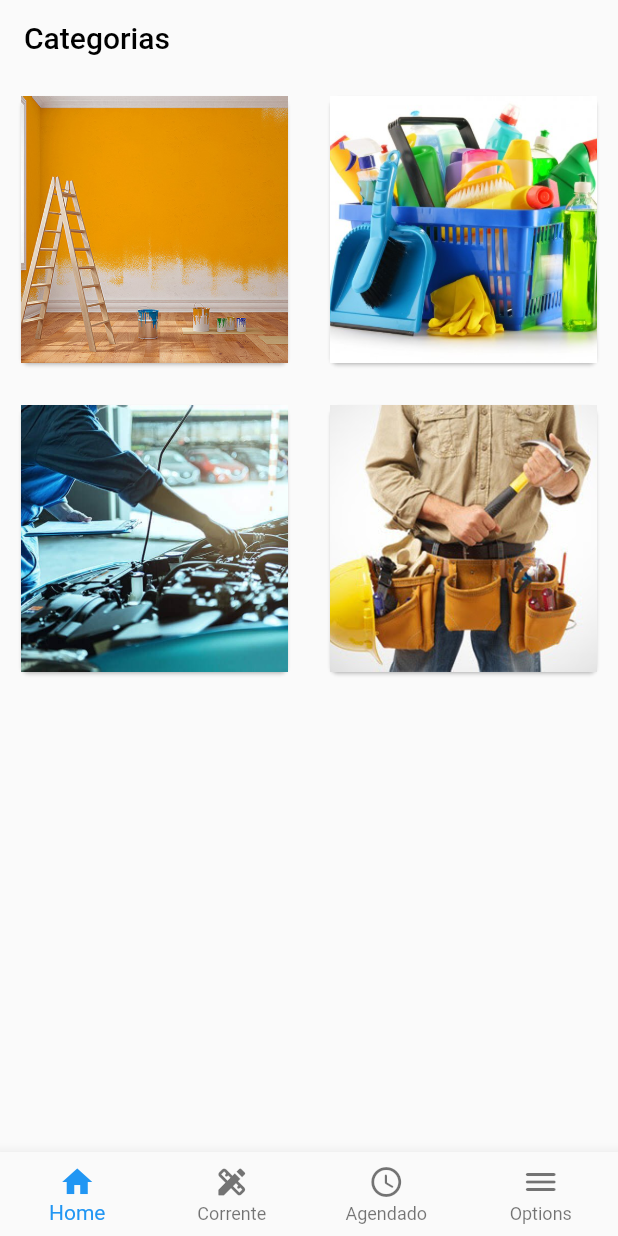
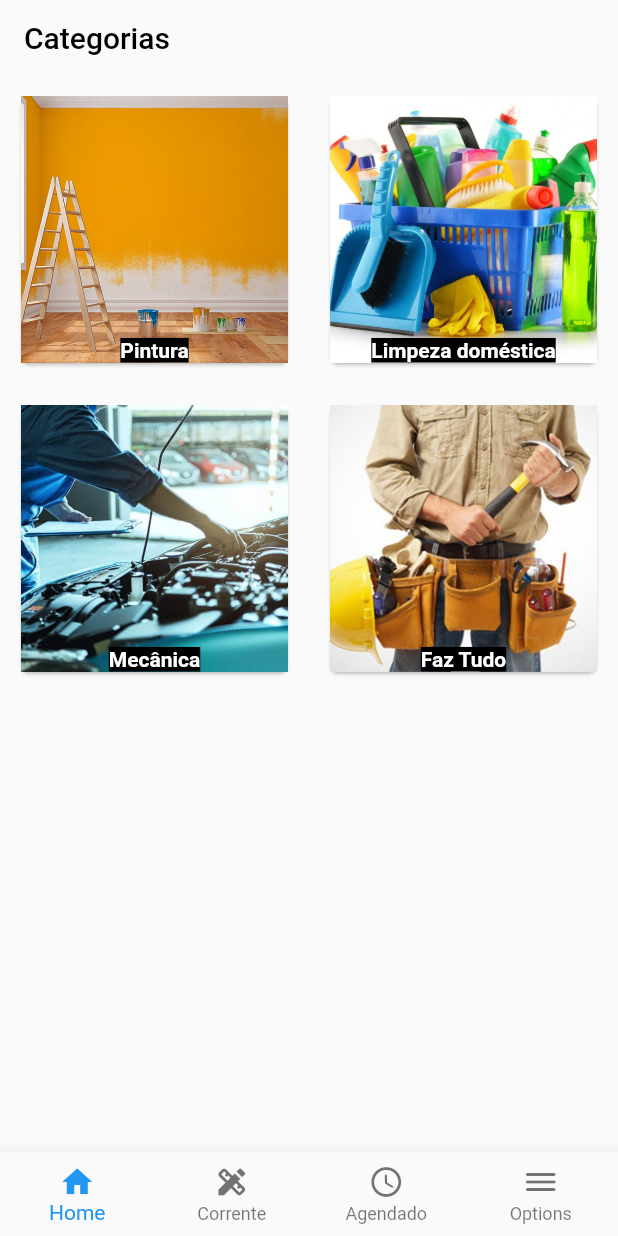
Before and after one commit to jmbessa/INF1300-Flutter, a Flutter app: the screen it shows after launch, on a phone screen of 412 x 824 dp. Run offline on Flutter 3.47's test engine with Material 2 defaults, Android fonts, the phone set to English and light mode, and no system bars.

Commit message:
Textinho na imagem

```diff
--- a/services_app/lib/main.dart
+++ b/services_app/lib/main.dart
@@ -123,13 +123,25 @@ class _MyHomePageState extends State<MyHomePage> {
               child: FractionallySizedBox(
                 heightFactor: 0.9,
                 widthFactor: 0.9,
-                child: Container(
-                  child: Card(
-                    shape: RoundedRectangleBorder(
-                        borderRadius: BorderRadius.circular(5.0)),
-                    color: Colors.blue,
-                    child: Image(
-                        image: AssetImage(images[index]), fit: BoxFit.cover),
+                child: Card(
+                  shape: RoundedRectangleBorder(
+                      borderRadius: BorderRadius.circular(5.0)),
+                  color: Colors.blue,
+                  child: Container(
+                    decoration: BoxDecoration(
+                      image: DecorationImage(
+                        image: AssetImage(images[index]),
+                        fit: BoxFit.cover,
+                        alignment: Alignment.topCenter,
+                      ),
+                    ),
+                    child: Align(
+                        alignment: Alignment.bottomCenter,
+                        child: Text(servicos[index],
+                            style: TextStyle(
+                                fontWeight: FontWeight.bold,
+                                color: Colors.white,
+                                backgroundColor: Colors.black))),
                   ),
                 ),
               ),
```
